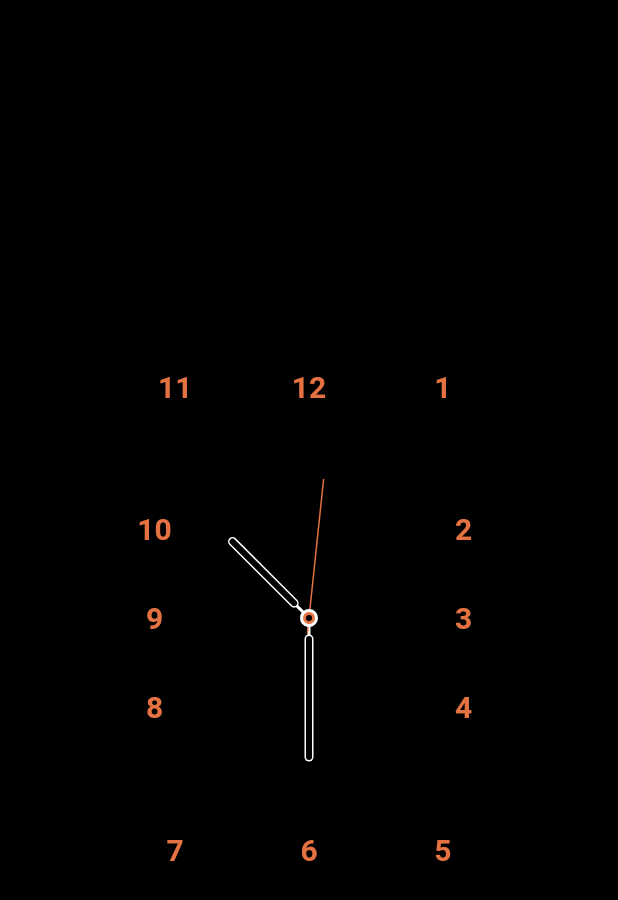
After one commit to serendipity1004/Youtube-Flutter-Tutorials, a Flutter app: the CustomPaintHermesAppleWatch screen opened directly, on a phone screen of 412 x 824 dp. The commit adds this screen. Shown: the top 900 px of the screen. Run offline on Flutter 3.47's test engine with Material 2 defaults, Android fonts, the phone set to English and light mode, and no system bars; our stand-ins replace dio, get, retrofit; generated files the repository leaves out were written again.

Commit message:
custom paint added

```diff
--- /dev/null
+++ b/lib/Screens/CustomPaintHermesAppleWatch/CustomPaintHermesAppleWatch.dart
@@ -0,0 +1,48 @@
+import 'dart:async';
+
+import 'package:flutter/material.dart';
+
+import 'WatchPainter.dart';
+
+class CustomPaintHermesAppleWatch extends StatefulWidget {
+  @override
+  _CustomPaintHermesAppleWatchState createState() => _CustomPaintHermesAppleWatchState();
+}
+
+class _CustomPaintHermesAppleWatchState extends State<CustomPaintHermesAppleWatch> {
+  DateTime now;
+
+  @override
+  void initState() {
+    super.initState();
+
+    now = DateTime.now();
+
+    Timer.periodic(Duration(seconds: 1), (timer) {
+      setState(() {
+        now = DateTime.now();
+      });
+    });
+  }
+
+  @override
+  Widget build(BuildContext context) {
+    return Scaffold(
+      body: Container(
+        color: Colors.black,
+        alignment: Alignment.center,
+        child: Container(
+          width: MediaQuery.of(context).size.width /2,
+          child: AspectRatio(
+            aspectRatio: 2/3,
+            child: CustomPaint(
+              painter: WatchPainter(
+                now,
+              ),
+            ),
+          ),
+        ),
+      ),
+    );
+  }
+}
--- /dev/null
+++ b/lib/Screens/CustomPaintHermesAppleWatch/WatchPainter.dart
@@ -0,0 +1,170 @@
+import 'dart:math';
+
+import 'package:flutter/material.dart';
+
+class WatchPainter extends CustomPainter {
+  final TextPainter tp;
+  final Color primaryColor;
+  final DateTime now;
+
+  WatchPainter(
+    DateTime now,
+  )   : this.tp = TextPainter(
+          textDirection: TextDirection.ltr,
+        ),
+        this.primaryColor = Color(0xFFE57242),
+        this.now = now;
+
+  @override
+  void paint(Canvas canvas, Size size) {
+    final xCenter = size.width / 2;
+    final yCenter = size.height / 2;
+
+    final angle = (2 * pi) / 12;
+
+    canvas.save();
+
+    canvas.translate(xCenter, yCenter);
+
+    renderText(canvas, size, xCenter, yCenter, angle);
+    renderHands(canvas, size, xCenter, yCenter);
+
+    canvas.restore();
+  }
+
+  renderHands(Canvas canvas, Size size, double xCenter, yCenter) {
+    canvas.save();
+
+    final innerPaint = Paint()
+      ..color = Colors.black
+      ..strokeWidth = 4.0
+      ..strokeCap = StrokeCap.round;
+
+    final outerPaint = Paint()
+      ..color = Colors.white
+      ..strokeWidth = 6.0
+      ..strokeCap = StrokeCap.round;
+
+    final secPaint = Paint()
+      ..color = primaryColor
+      ..strokeWidth = 1.0
+      ..strokeCap = StrokeCap.square;
+
+    final rootPaint = Paint()
+      ..color = Colors.white
+      ..strokeWidth = 2.0
+      ..strokeCap = StrokeCap.square;
+
+    final rootWhiteCirclePaint = Paint()
+      ..color = Colors.white
+      ..style = PaintingStyle.fill;
+
+    final rootPrimaryCirclePaint = Paint()
+      ..color = primaryColor
+      ..style = PaintingStyle.fill;
+
+    final rootBlackCirclePaint = Paint()
+      ..color = Colors.black
+      ..style = PaintingStyle.fill;
+
+    final rootOffset = 14.0;
+
+    final hourAngle =
+        (now.hour % 12) * (2 * pi / 12) + (now.minute) * (2 * pi / (12 * 60));
+    final minuteAngle = now.minute * (2 * pi / 60);
+    final secondAngle = now.second * (2 * pi / 60);
+
+    // 시침
+    canvas.save();
+
+    canvas.rotate(hourAngle);
+    canvas.drawLine(Offset.zero, Offset(0.0, -rootOffset), rootPaint);
+    canvas.drawLine(
+        Offset(0.0, -rootOffset), Offset(0.0, -xCenter * 0.7), outerPaint);
+    canvas.drawLine(
+        Offset(0.0, -rootOffset), Offset(0.0, -xCenter * 0.7), innerPaint);
+
+    canvas.restore();
+
+    // 분침
+    canvas.save();
+
+    canvas.rotate(minuteAngle);
+    canvas.drawLine(Offset.zero, Offset(0.0, -rootOffset), rootPaint);
+    canvas.drawLine(
+        Offset(0.0, -rootOffset), Offset(0.0, -xCenter * 0.9), outerPaint);
+    canvas.drawLine(
+        Offset(0.0, -rootOffset), Offset(0.0, -xCenter * 0.9), innerPaint);
+    canvas.restore();
+
+    // 시침
+    canvas.save();
+
+    canvas.rotate(secondAngle);
+    canvas.drawLine(Offset(0.0, 10.0), Offset(0.0, -xCenter * 0.9), secPaint);
+    canvas.drawCircle(Offset.zero, 6.0, rootWhiteCirclePaint);
+    canvas.drawCircle(Offset.zero, 4.0, rootPrimaryCirclePaint);
+    canvas.drawCircle(Offset.zero, 2.0, rootBlackCirclePaint);
+
+    canvas.restore();
+
+    canvas.restore();
+  }
+
+  renderText(
+      Canvas canvas, Size size, double xCenter, double yCenter, double angle) {
+    canvas.save();
+
+    final vertLength = yCenter / cos(angle);
+    final horiLength = xCenter / sin(angle * 2);
+
+    final lengthList = [
+      yCenter,
+      vertLength,
+      horiLength,
+      xCenter,
+      horiLength,
+      vertLength,
+      yCenter,
+    ];
+
+    for (int i = 0; i < 12; i++) {
+      canvas.save();
+
+      canvas.translate(0.0, -lengthList[i % 6]);
+
+      final display = i == 0 ? '12' : i.toString();
+
+      tp.text = TextSpan(
+        text: display,
+        style: TextStyle(
+          fontSize: 20.0,
+          fontWeight: FontWeight.bold,
+          color: primaryColor,
+        ),
+      );
+
+      canvas.rotate(-angle * i);
+
+      tp.layout();
+      tp.paint(
+        canvas,
+        Offset(
+          -(tp.width / 2),
+          -(tp.height / 2),
+        ),
+      );
+
+      canvas.restore();
+
+      canvas.rotate(angle);
+    }
+
+    canvas.restore();
+  }
+
+  @override
+  bool shouldRepaint(covariant CustomPainter oldDelegate) {
+    return true;
+  }
+}
--- a/lib/Screens/Home/HomeScreen.dart
+++ b/lib/Screens/Home/HomeScreen.dart
@@ -1,6 +1,7 @@
 import 'package:codefactory_youtube_flutter_tutorial/Layouts/index.dart';
 import 'package:codefactory_youtube_flutter_tutorial/Models/index.dart';
 import 'package:codefactory_youtube_flutter_tutorial/Screens/CustomKeyboard/CustomKeyboard.dart';
+import 'package:codefactory_youtube_flutter_tutorial/Screens/CustomPaintHermesAppleWatch/CustomPaintHermesAppleWatch.dart';
 import 'package:codefactory_youtube_flutter_tutorial/Screens/CustomScrollView/CustomScrollViewScreen.dart';
 import 'package:codefactory_youtube_flutter_tutorial/Screens/GetxNavigation/GetxNavigationScreen.dart';
 import 'package:codefactory_youtube_flutter_tutorial/Screens/GetxStateManagement/GetxStateManagement.dart';
@@ -51,6 +52,10 @@ class _HomeScreenState extends State<HomeScreen> {
           name: 'Custom Keyboard',
           page: CustomKeyboard(),
         ),
+        ListViewItem(
+          name: 'Custom Paint',
+          page: CustomPaintHermesAppleWatch(),
+        ),
       ],
     );
   }
```
